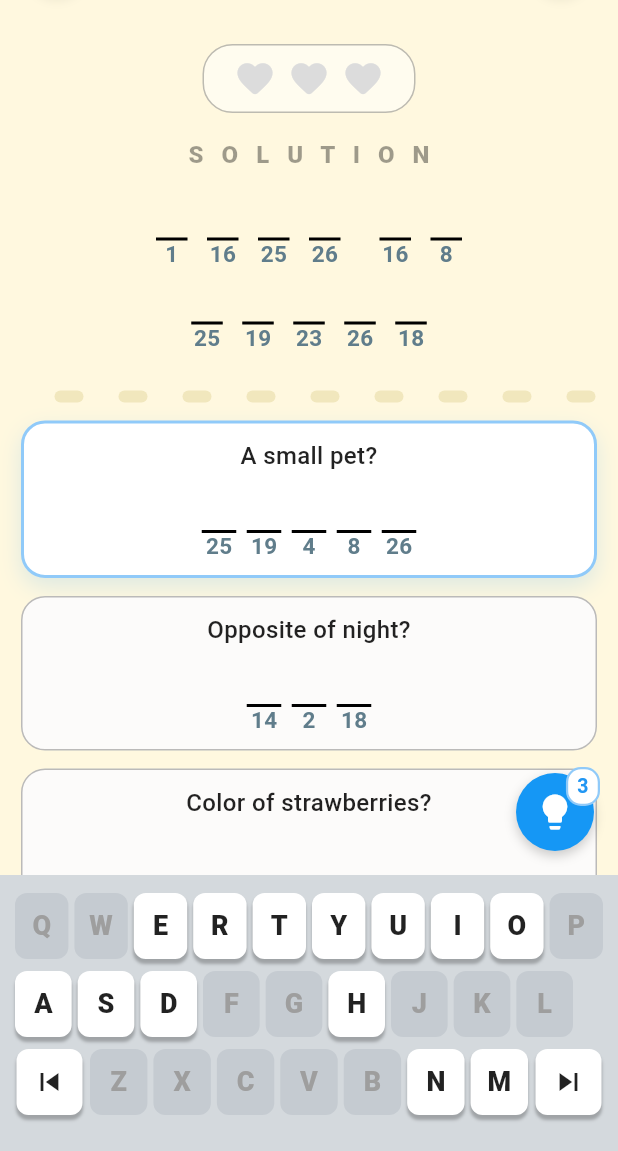
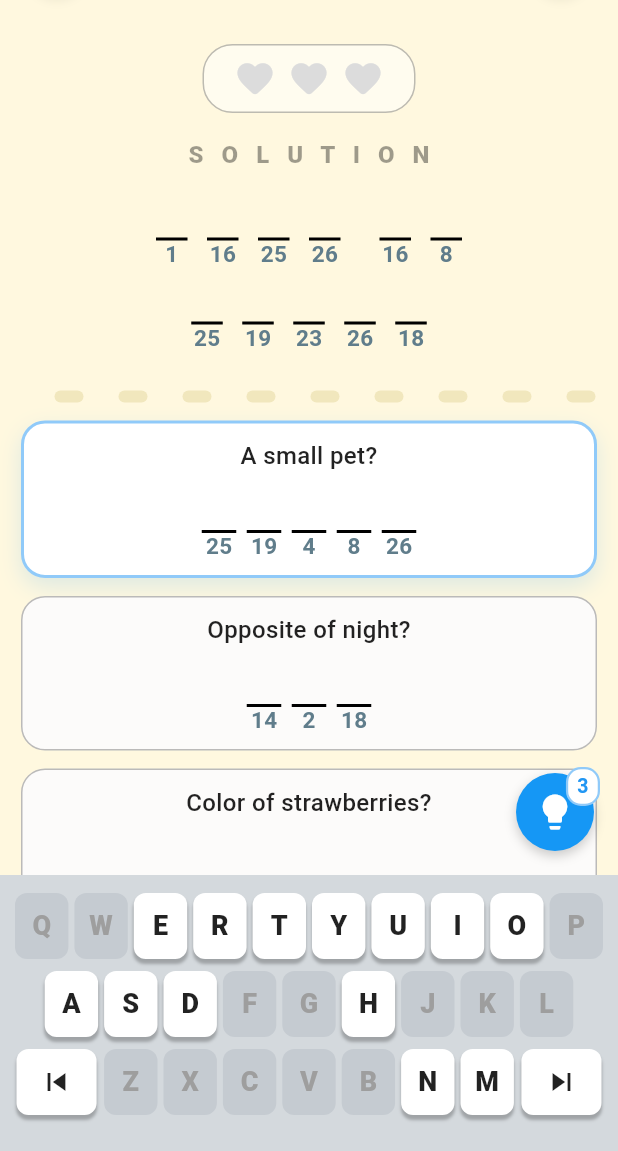
Before and after one commit to nguyenthilocnhi/PRM_Project, a Flutter app: the GameScreen screen opened directly, on a phone screen of 412 x 824 dp, the part 85-1236 px from its top. Run offline on Flutter 3.47's test engine with Material 3 defaults, Android fonts, the phone set to English and light mode, and no system bars; our stand-ins replace audioplayers, confetti, shared_preferences, vibration; accounts and stored records are empty; Roboto replaces fonts that are missing (Arial).

Commit message:
style: Balance keyboard layout using Flexbox

```diff
--- a/lib/features/widgets/game_keyboard.dart
+++ b/lib/features/widgets/game_keyboard.dart
@@ -42,6 +42,7 @@ class GameKeyboard extends StatelessWidget {
               child: Row(
                 mainAxisAlignment: MainAxisAlignment.center,
                 children: [
+                  if (rowIndex == 1) const Spacer(flex: 5),
                   if (rowIndex == 2) _arrowKey(Icons.skip_previous, onLeftArrow),
                   ...row.split('').map((letter) {
                     final bool isUsed = usedLetters.contains(letter);
@@ -49,6 +50,7 @@ class GameKeyboard extends StatelessWidget {
                     final bool isActuallyDisabled = isDisabled || isUsed;
 
                     return Expanded(
+                      flex: 10,
                       child: GestureDetector(
                         onTap: isActuallyDisabled ? null : () => onKeyTap(letter),
                         child: _KeyboardKey(
@@ -60,7 +62,7 @@ class GameKeyboard extends StatelessWidget {
                     );
                   }),
                   if (rowIndex == 2) _arrowKey(Icons.skip_next, onRightArrow),
-                  if (rowIndex == 1) const SizedBox(width: 20), // Balance for 9 keys
+                  if (rowIndex == 1) const Spacer(flex: 5),
                 ],
               ),
             );
@@ -71,10 +73,11 @@ class GameKeyboard extends StatelessWidget {
   }
 
   Widget _arrowKey(IconData icon, VoidCallback onTap) {
-    return GestureDetector(
+    return Expanded(
+      flex: 15,
+      child: GestureDetector(
         onTap: onTap,
         child: Container(
-        width: 44,
           height: 44,
           margin: const EdgeInsets.symmetric(horizontal: 3),
           decoration: BoxDecoration(
@@ -89,6 +92,7 @@ class GameKeyboard extends StatelessWidget {
             ],
           ),
           child: Icon(icon, color: Colors.black87, size: 24),
+        ),
       ),
     );
   }
```
Lines whose indentation alone changed are shown as unchanged.
